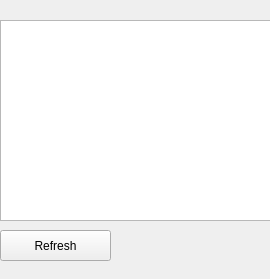
paulmthompson/WhiskerToolbox, file src/WhiskerToolbox/Feature_Table_Widget/Feature_Table_Widget.ui: the form before one commit.
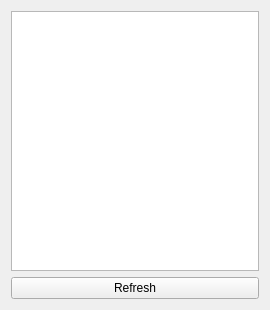
The form after the commit.

Commit message: can add new data to feature table

```diff
--- a/src/WhiskerToolbox/Feature_Table_Widget/Feature_Table_Widget.ui
+++ b/src/WhiskerToolbox/Feature_Table_Widget/Feature_Table_Widget.ui
@@ -7,7 +7,7 @@
     <x>0</x>
     <y>0</y>
     <width>270</width>
-    <height>279</height>
+    <height>310</height>
    </rect>
   </property>
   <property name="sizePolicy">
@@ -19,15 +19,9 @@
   <property name="windowTitle">
    <string>Form</string>
   </property>
+  <layout class="QVBoxLayout" name="verticalLayout">
+   <item>
   <widget class="QTableWidget" name="available_features_table">
-   <property name="geometry">
-    <rect>
-     <x>0</x>
-     <y>20</y>
-     <width>271</width>
-     <height>201</height>
-    </rect>
-   </property>
    <property name="font">
     <font>
      <pointsize>6</pointsize>
@@ -46,19 +40,15 @@
     <number>19</number>
    </attribute>
   </widget>
+   </item>
+   <item>
   <widget class="QPushButton" name="refresh_dm_features">
-   <property name="geometry">
-    <rect>
-     <x>0</x>
-     <y>230</y>
-     <width>111</width>
-     <height>31</height>
-    </rect>
-   </property>
    <property name="text">
     <string>Refresh</string>
    </property>
   </widget>
+   </item>
+  </layout>
  </widget>
  <resources/>
  <connections/>
```
Lines whose indentation alone changed are shown as unchanged. The commit also changes 3 other files.
